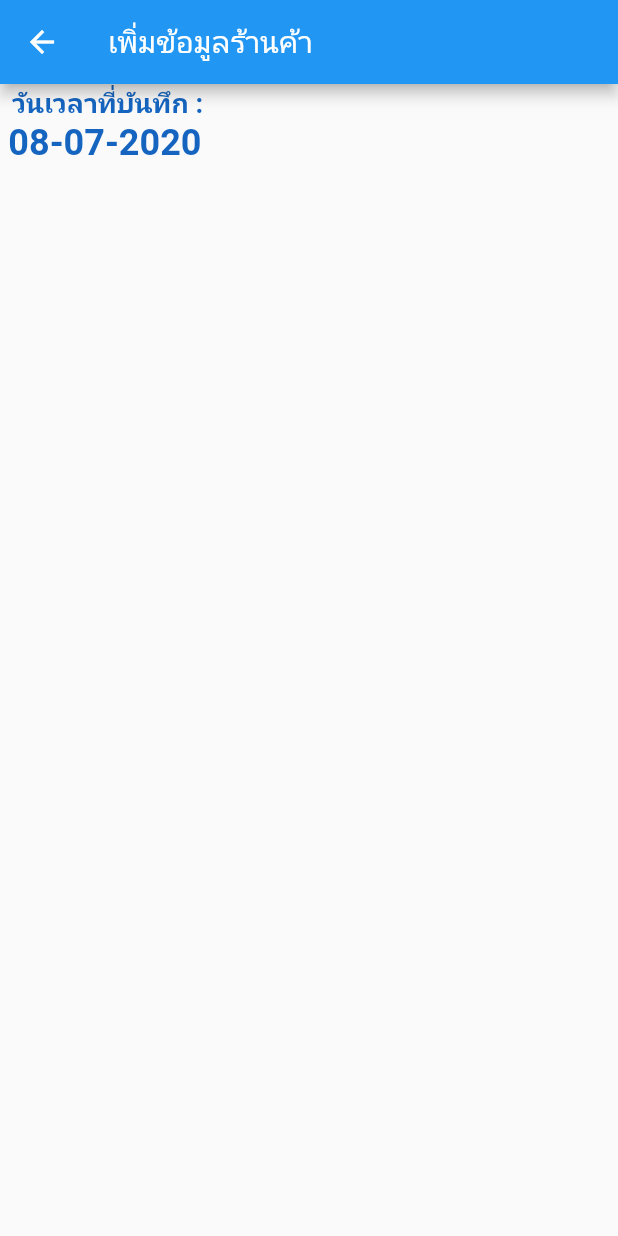
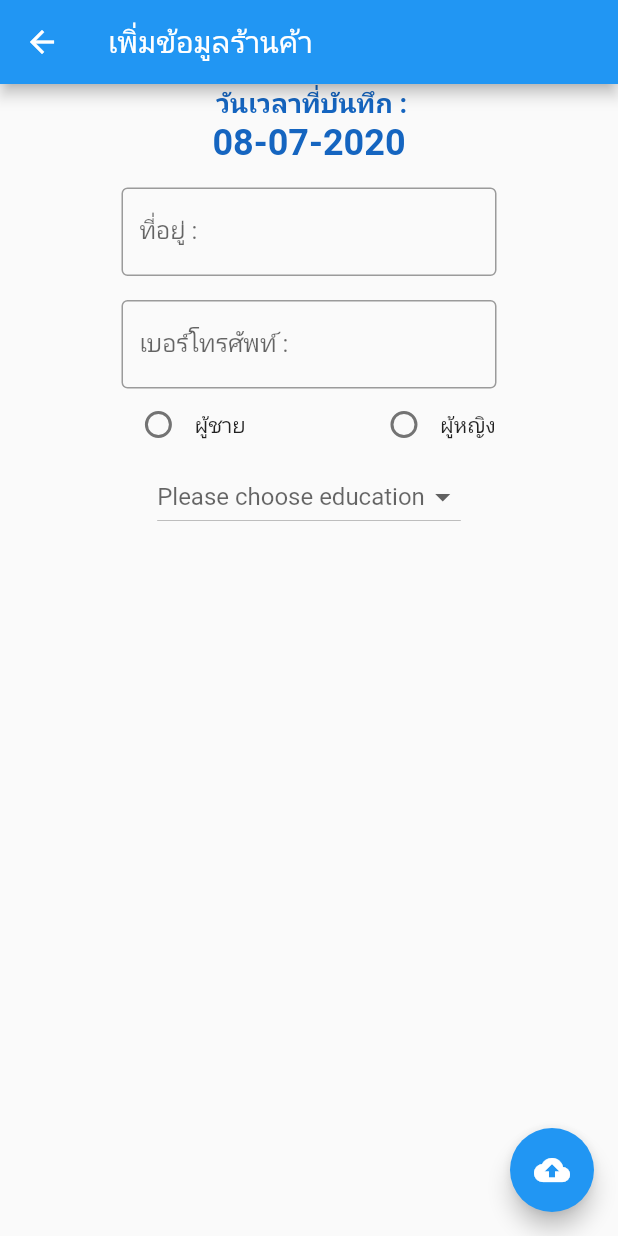
Before and after one commit to dchatchai/OneRC, a Flutter app: the AddInfoShop screen opened directly, on a phone screen of 412 x 824 dp. Run offline on Flutter 3.47's test engine with Material 2 defaults, Android fonts, the phone set to English and light mode, and no system bars; our stand-ins replace dio, shared_preferences; accounts and stored records are empty.

Commit message:
Update Shop Info 2

```diff
--- a/lib/page/add_info_shop.dart
+++ b/lib/page/add_info_shop.dart
@@ -1,6 +1,7 @@
 import 'package:flutter/material.dart';
 import 'package:intl/intl.dart';
 import 'package:onerc/utility/my_style.dart';
+import 'package:onerc/utility/normal_dialog.dart';
 
 class AddInfoShop extends StatefulWidget {
   @override
@@ -8,7 +9,15 @@
 }
 
 class _AddInfoShopState extends State<AddInfoShop> {
-  String dateTimeString;
+  String dateTimeString, gender, educateString, address, phone;
+  List<String> educate = [
+    'ต่ำกว่า ป.6',
+    'มัธยมต้น',
+    'มัธยมปลาย',
+    'ป.ตรี',
+    'ป.โท',
+    'ป.เอก'
+  ];
 
   @override
   void initState() {
@@ -22,21 +31,136 @@
     setState(() {
       dateTimeString = DateFormat('dd-MM-yyyy').format(dateTime);
     });
-
   }
 
   @override
   Widget build(BuildContext context) {
     return Scaffold(
+      floatingActionButton: FloatingActionButton(
+        onPressed: () {
+          if (address == null || address.isEmpty || phone == null || phone.isEmpty) {
+            normalDialog(context, 'กรุณากรอกข้อมูลให้ครบ');
+
+          } else if (gender == null) {
+            normalDialog(context, 'กรุณาเลือก gender');
+
+          } else if (educateString == null ) {
+            normalDialog(context, 'กรุณาเลือก Educate');
+          } else {
+
+          }
+        },
+        child: Icon(Icons.cloud_upload),
+      ),
       appBar: AppBar(
         title: Text('เพิ่มข้อมูลร้านค้า'),
       ),
-      body: Column(
-        children: <Widget>[
-          MyStyle().showTextH2('วันเวลาที่บันทึก : '),
-          MyStyle().showTextH1(dateTimeString == null ? '' : dateTimeString)
-        ],
+      body: SingleChildScrollView(
+        child: Column(
+          children: <Widget>[
+            titleDate(),
+            showDate(),
+            addressForm(),
+            phoneForm(),
+            genderGroup(),
+            educateGroup(),
+          ],
+        ),
       ),
     );
   }
+
+  Container educateGroup() => Container(
+        child: DropdownButton<String>(
+          value: educateString,
+          items: educate
+              .map(
+                (e) => DropdownMenuItem(
+                  child: Text(e),
+                  value: e,
+                ),
+              )
+              .toList(),
+          hint: Text('Please choose education'),
+          onChanged: (value) {
+            setState(() {
+              educateString = value;
+            });
+          },
+        ),
+      );
+
+  Container genderGroup() => Container(
+        child: Row(
+          mainAxisAlignment: MainAxisAlignment.spaceEvenly,
+          children: <Widget>[
+            maleRadio(),
+            femaleRadio(),
+          ],
+        ),
+      );
+
+  Row maleRadio() {
+    return Row(
+      children: <Widget>[
+        Radio(
+          value: 'Male',
+          groupValue: gender,
+          onChanged: (value) {
+            setState(() {
+              gender = value;
+            });
+          },
+        ),
+        Text('ผู้ชาย'),
+      ],
+    );
+  }
+
+  Row femaleRadio() {
+    return Row(
+      children: <Widget>[
+        Radio(
+          value: 'Female',
+          groupValue: gender,
+          onChanged: (value) {
+            setState(() {
+              gender = value;
+            });
+          },
+        ),
+        Text('ผู้หญิง'),
+      ],
+    );
+  }
+
+  Row showDate() {
+    return Row(
+      mainAxisAlignment: MainAxisAlignment.center,
+      children: <Widget>[
+        MyStyle().showTextH1(dateTimeString == null ? '' : dateTimeString),
+      ],
+    );
+  }
+
+  Widget titleDate() => MyStyle().showTextH2('วันเวลาที่บันทึก : ');
+
+  Widget addressForm() => Container(
+        margin: EdgeInsets.only(top: 16),
+        width: 250,
+        child: TextField(
+          onChanged: (value) => address = value.trim(),
+          decoration: MyStyle().myInputDecoration('ที่อยู่ : '),
+        ),
+      );
+
+  Widget phoneForm() => Container(
+        margin: EdgeInsets.only(top: 16),
+        width: 250,
+        child: TextField(
+          onChanged: (value) => phone = value.trim(),
+          keyboardType: TextInputType.phone,
+          decoration: MyStyle().myInputDecoration('เบอร์โทรศัพท์ : '),
+        ),
+      );
 }
```
